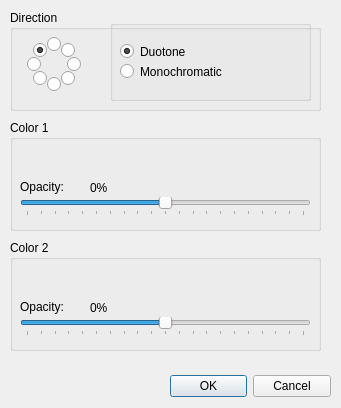
This is src/dialogs/gradientdialog.ui in PhotoFlare/photoflare as Qt 5 draws it before an edit. The edited form follows.
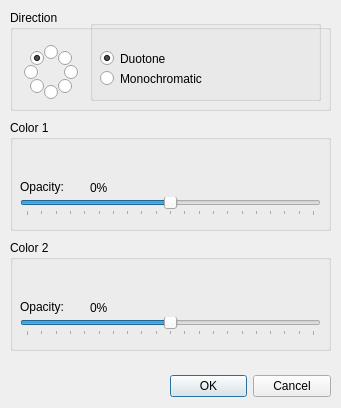
This is the edited form. Custom widgets are drawn as their Qt base class.

Commit message: Improve layout of gradient dialog

The edit to the form file:
```diff
--- a/src/dialogs/gradientdialog.ui
+++ b/src/dialogs/gradientdialog.ui
@@ -34,7 +34,7 @@
     <rect>
      <x>10</x>
      <y>10</y>
-     <width>311</width>
+     <width>321</width>
      <height>101</height>
     </rect>
    </property>
@@ -44,8 +44,8 @@
    <widget class="QRadioButton" name="directionN">
     <property name="geometry">
      <rect>
-      <x>37</x>
-      <y>26</y>
+      <x>34</x>
+      <y>34</y>
       <width>16</width>
       <height>16</height>
      </rect>
@@ -66,8 +66,8 @@
    <widget class="QRadioButton" name="directionW">
     <property name="geometry">
      <rect>
-      <x>17</x>
-      <y>46</y>
+      <x>14</x>
+      <y>54</y>
       <width>16</width>
       <height>16</height>
      </rect>
@@ -82,8 +82,8 @@
    <widget class="QRadioButton" name="directionE">
     <property name="geometry">
      <rect>
-      <x>57</x>
-      <y>46</y>
+      <x>54</x>
+      <y>54</y>
       <width>16</width>
       <height>16</height>
      </rect>
@@ -98,8 +98,8 @@
    <widget class="QRadioButton" name="directionS">
     <property name="geometry">
      <rect>
-      <x>37</x>
-      <y>66</y>
+      <x>34</x>
+      <y>74</y>
       <width>16</width>
       <height>16</height>
      </rect>
@@ -114,8 +114,8 @@
    <widget class="QRadioButton" name="directionNE">
     <property name="geometry">
      <rect>
-      <x>51</x>
-      <y>32</y>
+      <x>48</x>
+      <y>40</y>
       <width>16</width>
       <height>16</height>
      </rect>
@@ -133,8 +133,8 @@
    <widget class="QRadioButton" name="directionSE">
     <property name="geometry">
      <rect>
-      <x>51</x>
-      <y>60</y>
+      <x>48</x>
+      <y>68</y>
       <width>16</width>
       <height>16</height>
      </rect>
@@ -152,8 +152,8 @@
    <widget class="QRadioButton" name="directionSW">
     <property name="geometry">
      <rect>
-      <x>23</x>
-      <y>60</y>
+      <x>20</x>
+      <y>68</y>
       <width>16</width>
       <height>16</height>
      </rect>
@@ -171,8 +171,8 @@
    <widget class="QRadioButton" name="directionNW">
     <property name="geometry">
      <rect>
-      <x>23</x>
-      <y>32</y>
+      <x>20</x>
+      <y>40</y>
       <width>16</width>
       <height>16</height>
      </rect>
@@ -193,9 +193,9 @@
    <widget class="QGroupBox" name="groupBox_2">
     <property name="geometry">
      <rect>
-      <x>100</x>
+      <x>80</x>
       <y>10</y>
-      <width>201</width>
+      <width>231</width>
       <height>81</height>
      </rect>
     </property>
@@ -215,7 +215,7 @@
      <property name="geometry">
       <rect>
        <x>10</x>
-       <y>23</y>
+       <y>30</y>
        <width>101</width>
        <height>17</height>
       </rect>
@@ -231,7 +231,7 @@
      <property name="geometry">
       <rect>
        <x>10</x>
-       <y>43</y>
+       <y>50</y>
        <width>141</width>
        <height>17</height>
       </rect>
@@ -247,7 +247,7 @@
     <rect>
      <x>10</x>
      <y>120</y>
-     <width>311</width>
+     <width>321</width>
      <height>111</height>
     </rect>
    </property>
@@ -258,7 +258,7 @@
     <property name="geometry">
      <rect>
       <x>10</x>
-      <y>22</y>
+      <y>30</y>
       <width>131</width>
       <height>25</height>
      </rect>
@@ -295,7 +295,7 @@
      <rect>
       <x>10</x>
       <y>77</y>
-      <width>291</width>
+      <width>301</width>
       <height>19</height>
      </rect>
     </property>
@@ -324,7 +324,7 @@
     <rect>
      <x>10</x>
      <y>240</y>
-     <width>311</width>
+     <width>321</width>
      <height>111</height>
     </rect>
    </property>
@@ -335,7 +335,7 @@
     <property name="geometry">
      <rect>
       <x>10</x>
-      <y>22</y>
+      <y>30</y>
       <width>131</width>
       <height>25</height>
      </rect>
@@ -372,7 +372,7 @@
      <rect>
       <x>10</x>
       <y>77</y>
-      <width>291</width>
+      <width>301</width>
       <height>19</height>
      </rect>
     </property>
```
